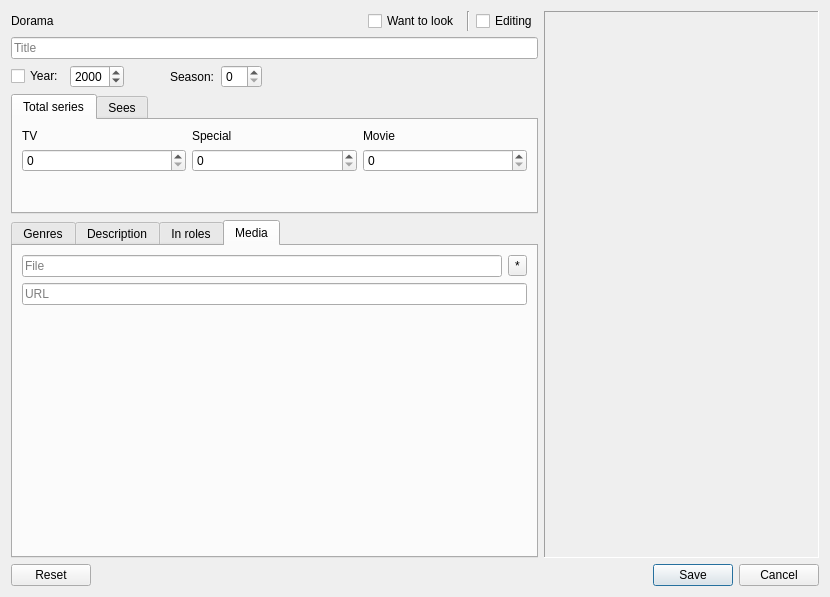
First picture: the form in dialogadddorama.ui, repository LibertaSoft/DatabaseAnime, before the edit.
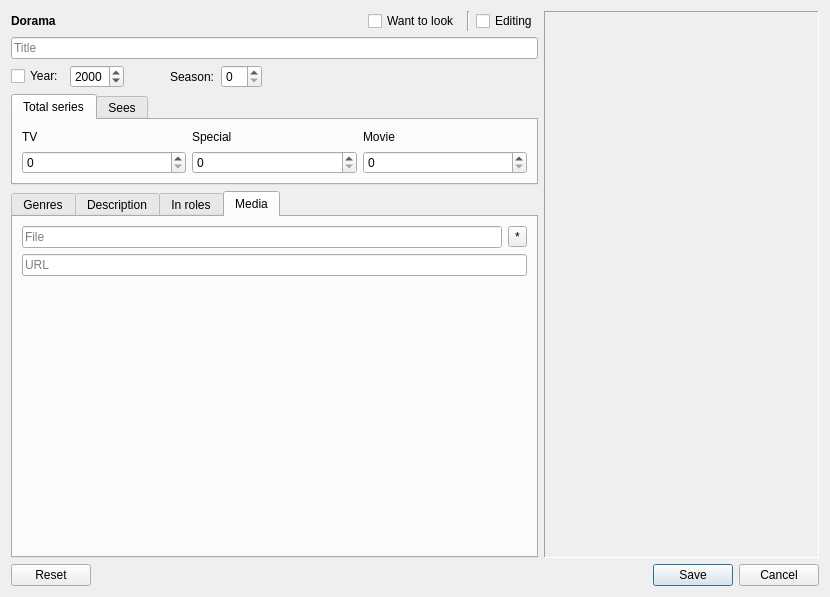
Second picture: the form after the edit. The open tabs and pages were chosen to show the change. Icons and pictures are not drawn. Custom widgets are drawn as their Qt base class.

The edit to the form file:
```diff
--- a/dialogadddorama.ui
+++ b/dialogadddorama.ui
@@ -28,6 +28,12 @@
         <layout class="QHBoxLayout" name="HLay_1">
          <item>
           <widget class="QLabel" name="label">
+           <property name="font">
+            <font>
+             <weight>75</weight>
+             <bold>true</bold>
+            </font>
+           </property>
            <property name="text">
             <string>Dorama</string>
            </property>
@@ -157,6 +163,12 @@
        </item>
        <item>
         <widget class="QTabWidget" name="TabWidget_Series">
+         <property name="sizePolicy">
+          <sizepolicy hsizetype="Expanding" vsizetype="Preferred">
+           <horstretch>0</horstretch>
+           <verstretch>0</verstretch>
+          </sizepolicy>
+         </property>
          <property name="maximumSize">
           <size>
            <width>16777215</width>
@@ -164,7 +176,7 @@
           </size>
          </property>
          <property name="currentIndex">
-          <number>1</number>
+          <number>0</number>
          </property>
          <widget class="QWidget" name="tab_allSeries">
           <attribute name="title">
@@ -231,19 +243,6 @@
              </property>
             </widget>
            </item>
-           <item row="2" column="1">
-            <spacer name="VlSpacer">
-             <property name="orientation">
-              <enum>Qt::Vertical</enum>
-             </property>
-             <property name="sizeHint" stdset="0">
-              <size>
-               <width>20</width>
-               <height>40</height>
-              </size>
-             </property>
-            </spacer>
-           </item>
           </layout>
          </widget>
          <widget class="QWidget" name="tab_lookSeries">
@@ -293,19 +292,6 @@
              </property>
             </widget>
            </item>
-           <item row="2" column="1">
-            <spacer name="VSpacer_2">
-             <property name="orientation">
-              <enum>Qt::Vertical</enum>
-             </property>
-             <property name="sizeHint" stdset="0">
-              <size>
-               <width>20</width>
-               <height>40</height>
-              </size>
-             </property>
-            </spacer>
-           </item>
           </layout>
          </widget>
         </widget>
```
